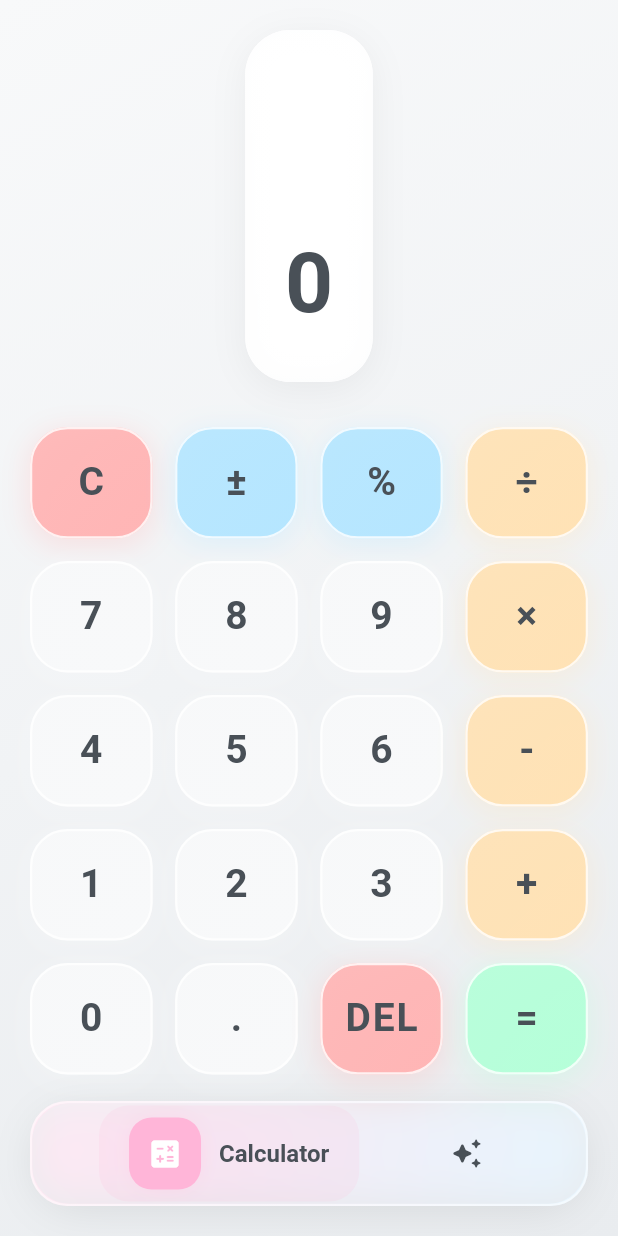
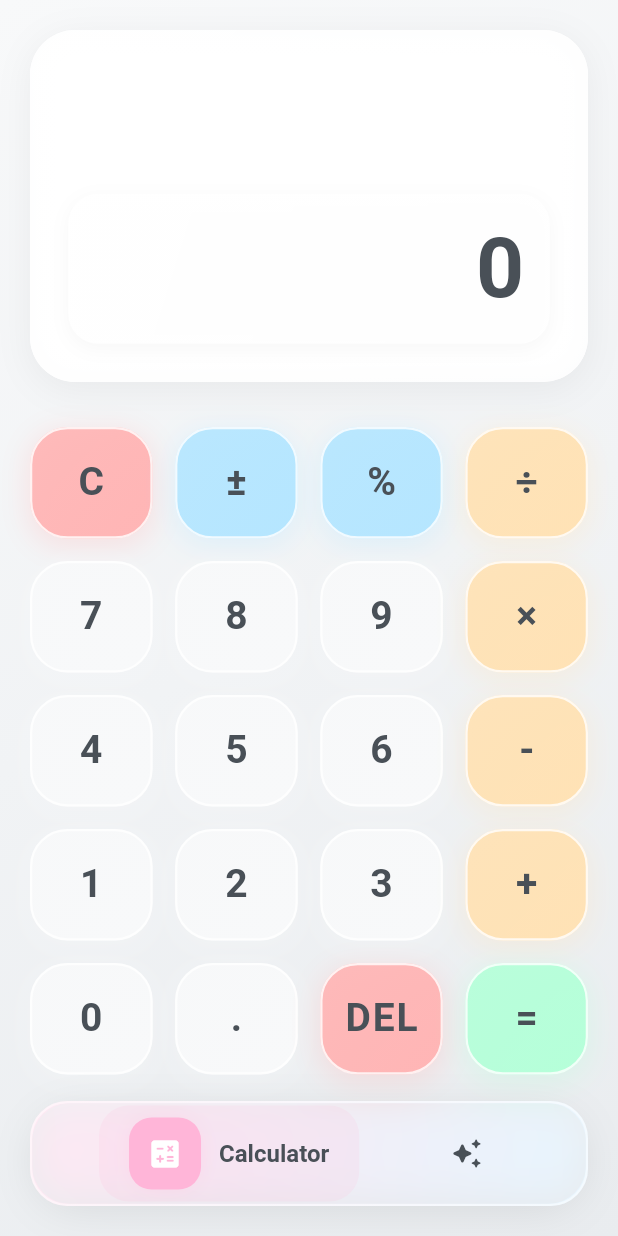
Before and after one commit to farelrasyah/GeniusCalc-AI, a Flutter app: the screen it shows after launch, on a phone screen of 412 x 824 dp. Run offline on Flutter 3.47's test engine with Material 3 defaults, Android fonts, the phone set to English and light mode, and no system bars.

Commit message:
feat: improve result display with enhanced styling and layout in calculator screen

```diff
--- a/lib/features/calculator/screens/calculator_screen.dart
+++ b/lib/features/calculator/screens/calculator_screen.dart
@@ -363,7 +363,33 @@ class _CalculatorScreenState extends State<CalculatorScreen>
                           AnimatedBuilder(
                             animation: _scaleAnimation,
                             builder: (context, child) {
-                              return Transform.scale(
+                              return Container(
+                                constraints: BoxConstraints(
+                                  minHeight:
+                                      80, // Minimum height to prevent shrinking
+                                  minWidth: double.infinity,
+                                ),
+                                padding: EdgeInsets.symmetric(
+                                    horizontal: 15, vertical: 10),
+                                decoration: BoxDecoration(
+                                  gradient: LinearGradient(
+                                    begin: Alignment.topLeft,
+                                    end: Alignment.bottomRight,
+                                    colors: [
+                                      Colors.white.withOpacity(0.95),
+                                      Colors.white.withOpacity(0.90),
+                                    ],
+                                  ),
+                                  borderRadius: BorderRadius.circular(20),
+                                  boxShadow: [
+                                    BoxShadow(
+                                      color: Colors.black.withOpacity(0.03),
+                                      blurRadius: 10,
+                                      offset: const Offset(0, 3),
+                                    ),
+                                  ],
+                                ),
+                                child: Transform.scale(
                                   scale: _scaleAnimation.value,
                                   child: Text(
                                     _result,
@@ -372,6 +398,8 @@ class _CalculatorScreenState extends State<CalculatorScreen>
                                       fontWeight: FontWeight.w600,
                                       color: Color(0xFF495057),
                                       letterSpacing: 2,
+                                    ),
+                                    textAlign: TextAlign.right,
                                   ),
                                 ),
                               );
```
Lines whose indentation alone changed are shown as unchanged.
